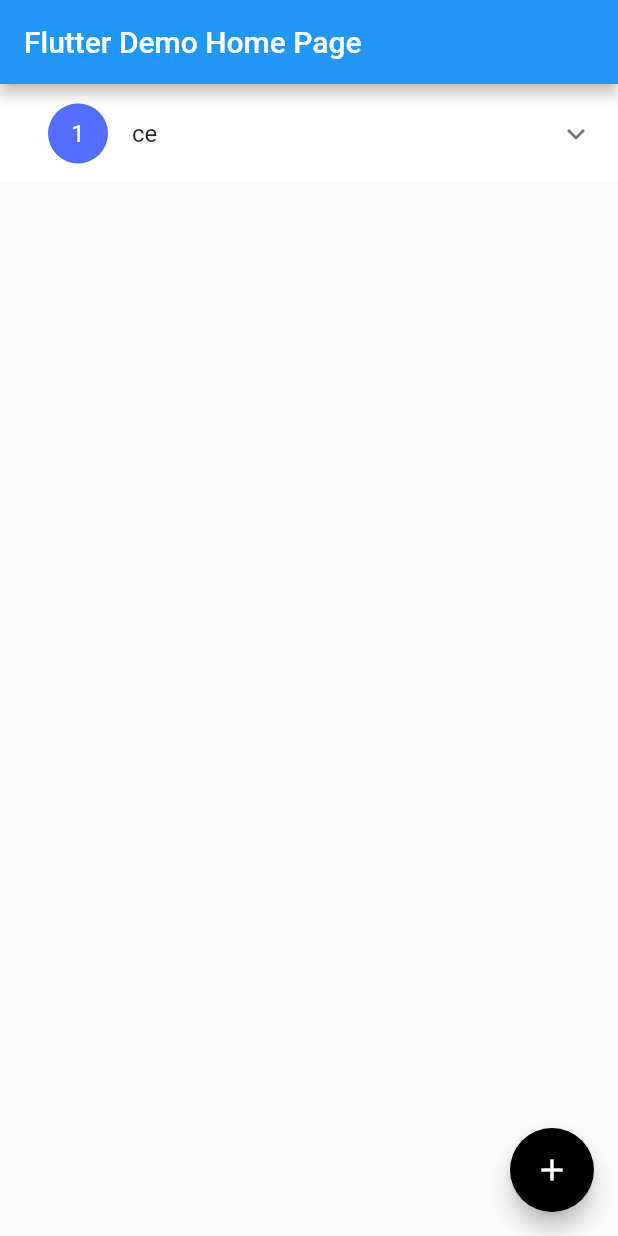
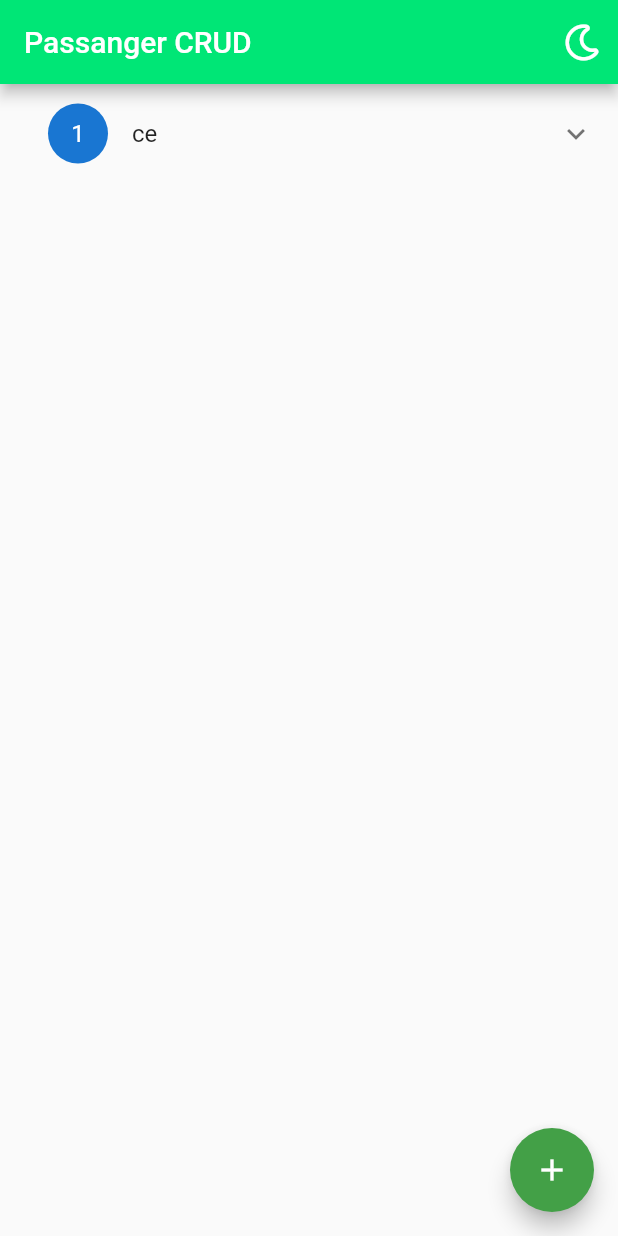
Before and after one commit to floreaadrian/Mobile-Course, a Flutter app: the screen it shows after launch, on a phone screen of 412 x 824 dp. Run offline on Flutter 3.47's test engine with Material 2 defaults, Android fonts, the phone set to English and light mode, and no system bars; drawn by our look-alikes of flutter_slidable; our stand-ins replace equatable, font_awesome_flutter.

Commit message:
refactoring structure and added dark theme

```diff
--- a/lab1_flutter/lib/main.dart
+++ b/lab1_flutter/lib/main.dart
@@ -1,8 +1,11 @@
 import 'package:flutter/material.dart';
+import 'package:font_awesome_flutter/font_awesome_flutter.dart';
 import 'package:lab1_flutter/passanger.dart';
-import 'package:lab1_flutter/passanger_widget.dart';
 import 'package:lab1_flutter/provider/crud_notifier.dart';
+import 'package:lab1_flutter/provider/theme_notifier.dart';
 import 'package:lab1_flutter/repository.dart';
+import 'package:lab1_flutter/screens/home_screen.dart';
+import 'package:lab1_flutter/themes.dart';
 import 'package:provider/provider.dart';
 import 'commons/displayDialog.dart';
 import 'controller.dart';
@@ -10,72 +13,29 @@ import 'controller.dart';
 void main() {
   Repository repository = new Repository();
   Controller controller = new Controller(repository: repository);
-  runApp(
-    ChangeNotifierProvider(
-      builder: (context) =>
-          CrudNotifier(controller: controller, repository: repository),
-      child: MyApp(),
-    ),
-  );
+  runApp(MultiProvider(
+    providers: [
+      ChangeNotifierProvider<CrudNotifier>.value(
+        value: CrudNotifier(
+          controller: controller,
+          repository: repository,
+        ),
+      ),
+      ChangeNotifierProvider<ThemeNotifier>.value(value: ThemeNotifier()),
+    ],
+    child: MyApp(),
+  ));
 }
 
 class MyApp extends StatelessWidget {
   @override
   Widget build(BuildContext context) {
+    final provider = Provider.of<ThemeNotifier>(context, listen: true);
     return MaterialApp(
-      title: 'Flutter Demo',
-      theme: ThemeData(
-        primarySwatch: Colors.blue,
-      ),
-      home: MyHomePage(title: 'Flutter Demo Home Page'),
+      title: 'Passanger CRUD',
+      theme: provider.darkThemeEnabled ? darkTheme : lightTheme,
+      home: MyHomePage(
+          darkThemeEnabled: provider.darkThemeEnabled, title: 'Passanger CRUD'),
     );
   }
 }
-
-class MyHomePage extends StatefulWidget {
-  final String title;
-
-  const MyHomePage({this.title, Key key}) : super(key: key);
-
-  @override
-  _MyHomePageState createState() => _MyHomePageState();
-}
-
-class _MyHomePageState extends State<MyHomePage> {
-  int biggestId = 0;
-
-  void addPassanger(BuildContext context, Map<String, String> inputData) {
-    final provider = Provider.of<CrudNotifier>(context, listen: true);
-    if (inputData == null) return;
-    provider.add(Passanger.fromJson(inputData));
-  }
-
-  @override
-  Widget build(BuildContext context) {
-    final provider = Provider.of<CrudNotifier>(context, listen: true);
-    List<Passanger> passangers = provider.getPassangers;
-    List<Widget> passangerWidgets = passangers
-        .map((f) => PassangerWidget(
-              key: Key(f.id.toString()),
-              passanger: f,
-            ))
-        .toList();
-    return Scaffold(
-      appBar: AppBar(
-        title: Text(widget.title),
-      ),
-      body: Container(
-          child: Column(
-        children: passangerWidgets,
-      )),
-      floatingActionButton: FloatingActionButton(
-          child: Icon(Icons.add),
-          backgroundColor: Colors.black,
-          onPressed: () async {
-            Map<String, String> inputData = await displayDialog(
-                context: context, title: "Add a passanger", buttonText: "ADD");
-            addPassanger(context, inputData);
-          }),
-    );
-  }
-}
--- /dev/null
+++ b/lab1_flutter/lib/provider/theme_notifier.dart
@@ -0,0 +1,13 @@
+import 'package:flutter/foundation.dart';
+import 'package:flutter/material.dart';
+
+class ThemeNotifier extends ChangeNotifier {
+  bool _darkThemeEnabled = false;
+
+  bool get darkThemeEnabled => _darkThemeEnabled;
+
+  Future<void> changeTheme() async {
+    _darkThemeEnabled = !_darkThemeEnabled;
+    notifyListeners();
+  }
+}
--- /dev/null
+++ b/lab1_flutter/lib/screens/home_screen.dart
@@ -0,0 +1,69 @@
+import 'package:flutter/material.dart';
+import 'package:font_awesome_flutter/font_awesome_flutter.dart';
+import 'package:lab1_flutter/commons/displayDialog.dart';
+import 'package:lab1_flutter/provider/crud_notifier.dart';
+import 'package:lab1_flutter/provider/theme_notifier.dart';
+import 'package:lab1_flutter/themes.dart';
+import 'package:lab1_flutter/widgets/passanger_widget.dart';
+import 'package:provider/provider.dart';
+
+import '../passanger.dart';
+
+class MyHomePage extends StatefulWidget {
+  final String title;
+  final bool darkThemeEnabled;
+
+  const MyHomePage({this.title, Key key, this.darkThemeEnabled})
+      : super(key: key);
+
+  @override
+  _MyHomePageState createState() => _MyHomePageState();
+}
+
+class _MyHomePageState extends State<MyHomePage> {
+  int biggestId = 0;
+
+  void addPassanger(BuildContext context, Map<String, String> inputData) {
+    final provider = Provider.of<CrudNotifier>(context, listen: true);
+    if (inputData == null) return;
+    provider.add(Passanger.fromJson(inputData));
+  }
+
+  @override
+  Widget build(BuildContext context) {
+    final provider = Provider.of<CrudNotifier>(context, listen: true);
+    final themeProvider = Provider.of<ThemeNotifier>(context, listen: true);
+    List<Passanger> passangers = provider.getPassangers;
+    List<Widget> passangerWidgets = passangers
+        .map((f) => PassangerWidget(
+              key: Key(f.id.toString()),
+              passanger: f,
+            ))
+        .toList();
+    return Scaffold(
+      appBar: AppBar(
+        title: Text(widget.title),
+        actions: <Widget>[
+          IconButton(
+            icon: Icon(widget.darkThemeEnabled
+                ? Icons.wb_sunny
+                : FontAwesomeIcons.moon),
+            onPressed: themeProvider.changeTheme,
+          ),
+        ],
+      ),
+      body: Container(
+          child: Column(
+        children: passangerWidgets,
+      )),
+      floatingActionButton: FloatingActionButton(
+          child: Icon(Icons.add),
+          // backgroundColor: Colors.black,
+          onPressed: () async {
+            Map<String, String> inputData = await displayDialog(
+                context: context, title: "Add a passanger", buttonText: "ADD");
+            addPassanger(context, inputData);
+          }),
+    );
+  }
+}
--- /dev/null
+++ b/lab1_flutter/lib/themes.dart
@@ -0,0 +1,51 @@
+import 'package:flutter/material.dart';
+
+const double fontSizeBody = 16.0;
+
+var lightTheme = ThemeData(
+    brightness: Brightness.light,
+    backgroundColor: Colors.grey[200],
+    primaryColor: Colors.black,
+    accentColor: Colors.green[600],
+    cardColor: Colors.grey[300],
+    dialogBackgroundColor: Colors.green[100],
+    appBarTheme: AppBarTheme(
+      brightness: Brightness.light,
+      color: Colors.greenAccent[400],
+    ),
+    buttonColor: Colors.lightGreenAccent,
+    textTheme: TextTheme(
+        title: TextStyle(
+          color: Colors.black,
+          fontFamily: 'Oswald',
+        ),
+        body1: TextStyle(
+          color: Colors.black,
+          fontFamily: 'Oswald',
+          fontSize: fontSizeBody,
+        )),
+    iconTheme: IconThemeData(color: Colors.grey[700]));
+
+var darkTheme = ThemeData(
+    brightness: Brightness.dark,
+    backgroundColor: Colors.grey[850],
+    primaryColor: Colors.blueGrey[700],
+    accentColor: Colors.blueGrey[200],
+    cardColor: Colors.grey[700],
+    scaffoldBackgroundColor: Colors.grey[800],
+    appBarTheme: AppBarTheme(
+      brightness: Brightness.dark,
+      color: Colors.blueGrey,
+    ),
+    buttonColor: Colors.lightBlue[700],
+    textTheme: TextTheme(
+        title: TextStyle(
+          color: Colors.white,
+          fontFamily: 'Oswald',
+        ),
+        body1: TextStyle(
+          color: Colors.white,
+          fontFamily: 'Oswald',
+          fontSize: fontSizeBody,
+        )),
+    iconTheme: IconThemeData(color: Colors.white));
--- a/lab1_flutter/lib/passanger_widget.dart
+++ b/lab1_flutter/lib/widgets/passanger_widget.dart
@@ -1,10 +1,9 @@
 import 'package:flutter/material.dart';
 import 'package:flutter_slidable/flutter_slidable.dart';
+import 'package:lab1_flutter/commons/displayDialog.dart';
 import 'package:lab1_flutter/passanger.dart';
 import 'package:lab1_flutter/provider/crud_notifier.dart';
 import 'package:provider/provider.dart';
-
-import 'commons/displayDialog.dart';
 
 class PassangerWidget extends StatelessWidget {
   final Passanger passanger;
@@ -34,7 +33,6 @@ class PassangerWidget extends StatelessWidget {
       actionPane: SlidableDrawerActionPane(),
       actionExtentRatio: 0.25,
       child: Container(
-        color: Colors.white,
         child: PassangerDetails(passanger: passanger),
       ),
       actions: <Widget>[
@@ -67,9 +65,7 @@ class PassangerDetails extends StatelessWidget {
       child: ExpansionTile(
         title: ListTile(
           leading: CircleAvatar(
-            backgroundColor: Colors.indigoAccent,
             child: Text(passanger.id.toString()),
-            foregroundColor: Colors.white,
           ),
           title: Text(passanger.name),
         ),
```
Also changed, not shown: lab1_flutter/pubspec.yaml (+4 -52 lines), lab1_flutter/fonts/Oswald-Regular.ttf (added), lab1_flutter/fonts/Oswald-SemiBold.ttf (added).
